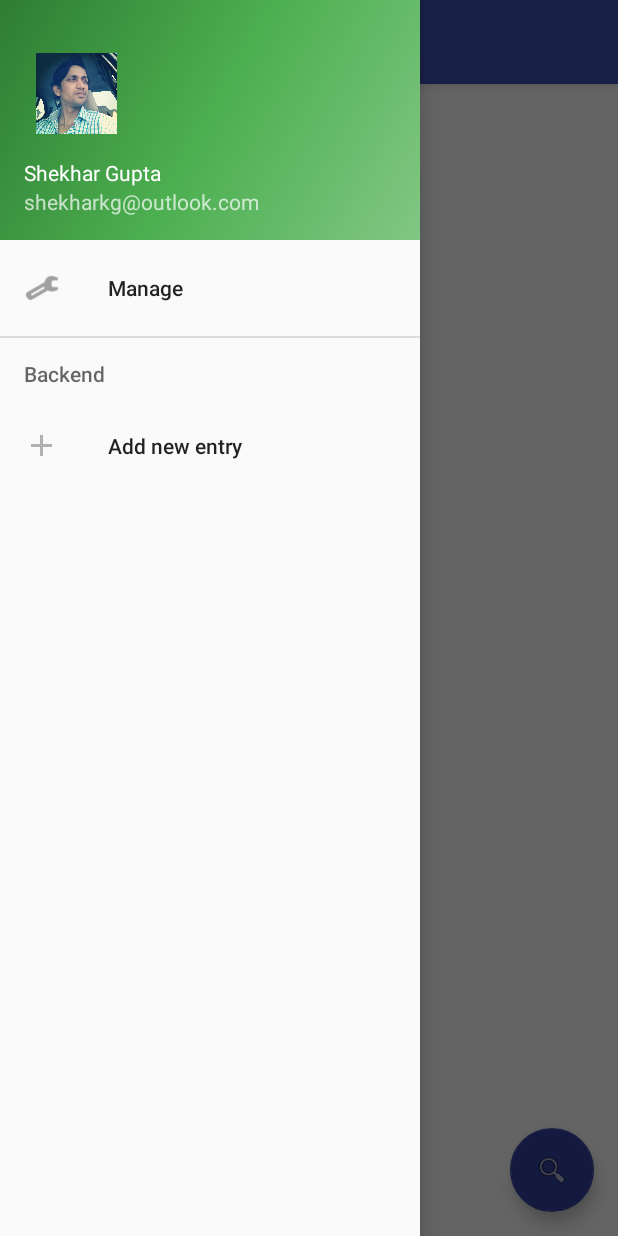
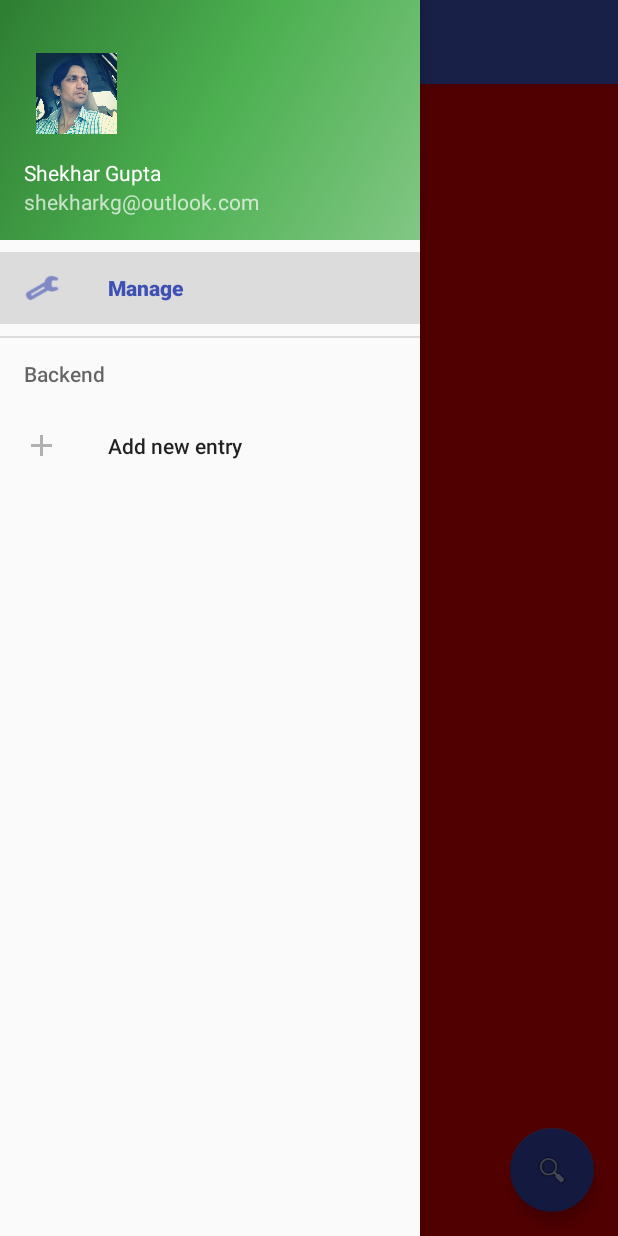
Before and after one commit to shekharkg/TradeLab, an Android app: the screen it shows after launch (MainActivity), with the side drawer open, on a phone screen of 412 x 824 dp. Run offline under Robolectric (Android 15) with nearby library versions, the phone set to English and light mode, and no system bars.

```diff
--- a/app/src/main/java/com/shekharkg/tradelab/MainActivity.java
+++ b/app/src/main/java/com/shekharkg/tradelab/MainActivity.java
@@ -2,7 +2,6 @@ package com.shekharkg.tradelab;
 
 import android.os.Bundle;
 import android.support.design.widget.FloatingActionButton;
-import android.support.design.widget.Snackbar;
 import android.support.v4.app.FragmentTransaction;
 import android.view.View;
 import android.support.design.widget.NavigationView;
@@ -48,6 +47,7 @@ public class MainActivity extends AppCompatActivity
 
     NavigationView navigationView = (NavigationView) findViewById(R.id.nav_view);
     navigationView.setNavigationItemSelectedListener(this);
+    getSupportFragmentManager().beginTransaction().replace(R.id.container, new HomeFragment()).commit();
   }
 
   @Override
@@ -59,28 +59,6 @@ public class MainActivity extends AppCompatActivity
       super.onBackPressed();
     }
   }
-
-//  @Override
-//  public boolean onCreateOptionsMenu(Menu menu) {
-//    // Inflate the menu; this adds items to the action bar if it is present.
-//    getMenuInflater().inflate(R.menu.main, menu);
-//    return true;
-//  }
-//
-//  @Override
-//  public boolean onOptionsItemSelected(MenuItem item) {
-//    // Handle action bar item clicks here. The action bar will
-//    // automatically handle clicks on the Home/Up button, so long
-//    // as you specify a parent activity in AndroidManifest.xml.
-//    int id = item.getItemId();
-//
-//    //noinspection SimplifiableIfStatement
-//    if (id == R.id.action_settings) {
-//      return true;
-//    }
-//
-//    return super.onOptionsItemSelected(item);
-//  }
 
   @Override
   public boolean onNavigationItemSelected(MenuItem item) {
--- a/app/src/main/res/layout/fragment_add_new_entry.xml
+++ b/app/src/main/res/layout/fragment_add_new_entry.xml
@@ -19,6 +19,7 @@
         android:layout_width="match_parent"
         android:layout_height="wrap_content"
         android:hint="Exchange"
+        android:text="NSE"
         android:singleLine="true"/>
 
       <com.iangclifton.android.floatlabel.FloatLabel
@@ -64,7 +65,7 @@
         android:singleLine="true"/>
 
       <Button
-        android:id="@+id/loginButton"
+        android:id="@+id/addButton"
         style="?android:attr/buttonStyleSmall"
         android:layout_width="match_parent"
         android:layout_height="0dp"
--- a/app/src/main/res/menu/activity_main_drawer.xml
+++ b/app/src/main/res/menu/activity_main_drawer.xml
@@ -4,6 +4,7 @@
   <group android:checkableBehavior="single">
     <item
       android:id="@+id/nav_manage"
+      android:checked="true"
       android:icon="@android:drawable/ic_menu_manage"
       android:title="Manage"/>
   </group>
@@ -12,6 +13,7 @@
     <menu>
       <item
         android:id="@+id/add_details"
+        android:checkable="true"
         android:icon="@drawable/ic_content_add"
         android:title="Add new entry"/>
     </menu>
```
Also changed, not shown: app/src/main/java/com/shekharkg/tradelab/fragment/AddNewEntryFragment.java (+15 -3 lines).
